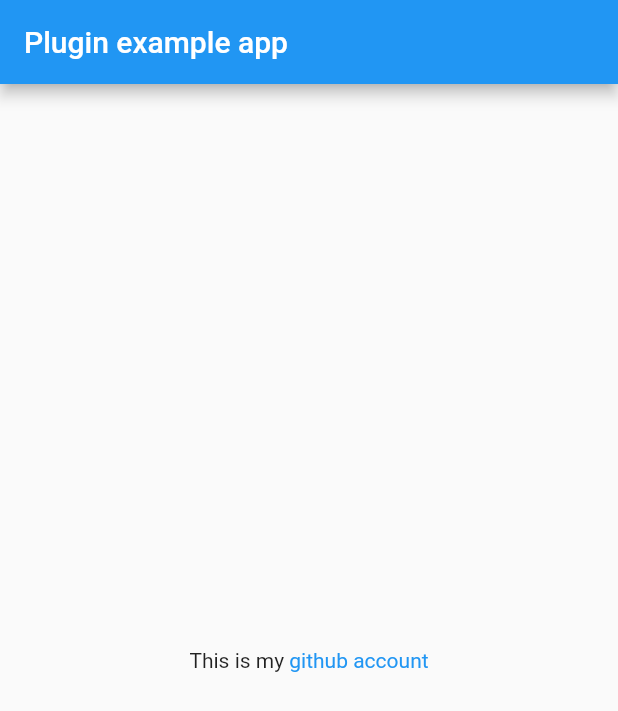
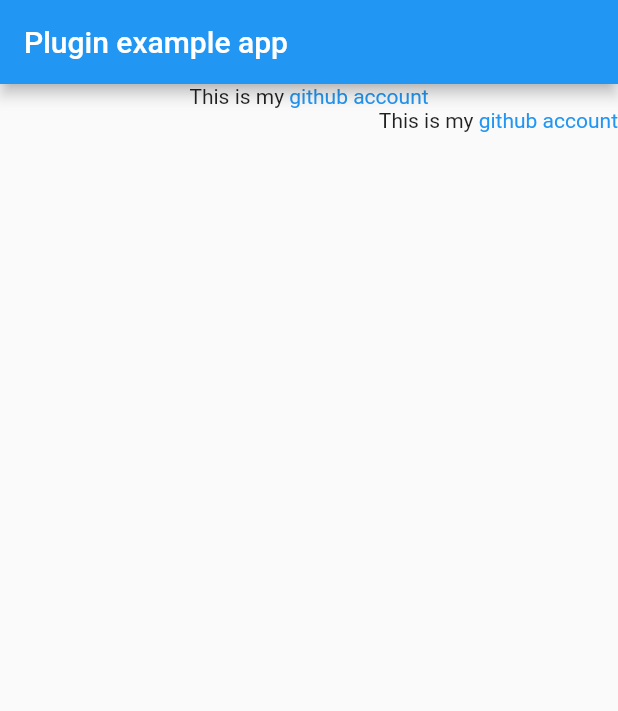
Before and after one commit to rizentium/multi_purpose_text, a Flutter app: the screen it shows after launch, on a phone screen of 412 x 824 dp. Shown: the top 711 px of the screen. Run offline on Flutter 3.47's test engine with Material 2 defaults, Android fonts, the phone set to English and light mode, and no system bars.

Commit message:
feat: add textAlign support

```diff
--- a/example/lib/main.dart
+++ b/example/lib/main.dart
@@ -25,7 +25,9 @@ class _MyAppState extends State<MyApp> {
         appBar: AppBar(
           title: const Text('Plugin example app'),
         ),
-        body: Center(
+        body: ListView(
+          children: [
+            Center(
               child: MultiPurposeText(
                 children: [
                   TextSpan(
@@ -36,10 +38,29 @@ class _MyAppState extends State<MyApp> {
                     style: TextStyle(
                       color: Colors.blue,
                     ),
-                recognizer: new TapGestureRecognizer()..onTap = () => print(''),
+                    recognizer: new TapGestureRecognizer()
+                      ..onTap = () => print(''),
                   ),
                 ],
               ),
+            ),
+            MultiPurposeText(
+              children: [
+                TextSpan(
+                  text: 'This is my',
+                ),
+                TextSpan(
+                  text: ' github account',
+                  style: TextStyle(
+                    color: Colors.blue,
+                  ),
+                  recognizer: new TapGestureRecognizer()
+                    ..onTap = () => print(''),
+                ),
+              ],
+              textAlign: TextAlign.right,
+            ),
+          ],
         ),
       ),
     );
--- a/lib/multi_purpose_text.dart
+++ b/lib/multi_purpose_text.dart
@@ -3,8 +3,10 @@ import 'package:flutter/material.dart';
 class MultiPurposeText extends StatelessWidget {
   final List<InlineSpan> children;
   final TextStyle style;
+  final TextAlign textAlign;
 
-  const MultiPurposeText({Key key, @required this.children, this.style})
+  const MultiPurposeText(
+      {Key key, @required this.children, this.style, this.textAlign})
       : super(key: key);
   @override
   Widget build(BuildContext context) {
@@ -13,6 +15,7 @@ class MultiPurposeText extends StatelessWidget {
         style: style,
         children: this.children,
       ),
+      textAlign: textAlign,
     );
   }
 }
```
Lines whose indentation alone changed are shown as unchanged.
